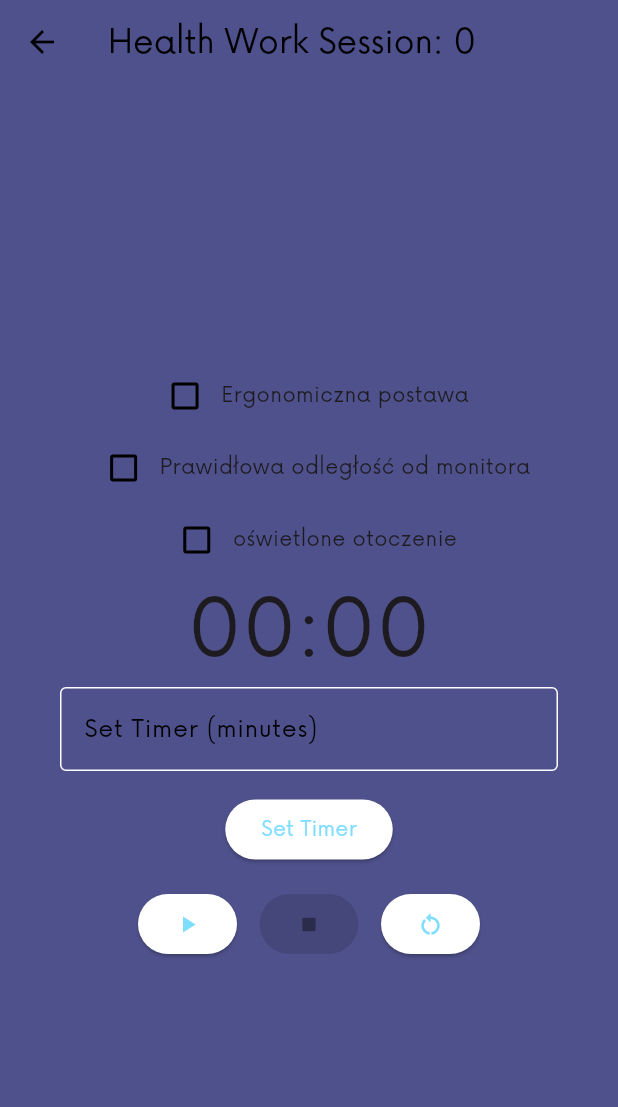
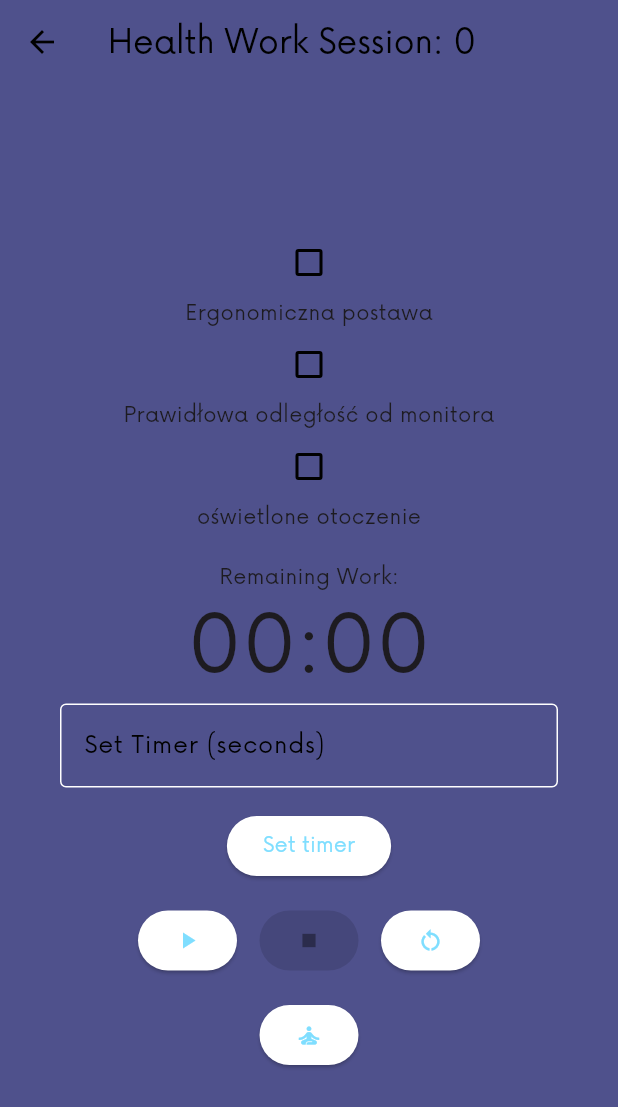
Before and after one commit to Jabrocki/HackYeah, a Flutter app: the WorkPage screen opened directly, after a tap on the "play arrow" icon, on a phone screen of 412 x 824 dp. Shown: the top 1107 px of the screen. Run offline on Flutter 3.47's test engine with Material 3 defaults, Android fonts, the phone set to English and light mode, and no system bars; our stand-ins replace flutter_dotenv; missing offline and left inert: dart:ffi, flutter_popup_card.

Commit message:
general functional update

```diff
--- a/lib/appState/mainAppState.dart
+++ b/lib/appState/mainAppState.dart
@@ -1,4 +1,6 @@
 // ignore_for_file: unused_import, file_names
+
+import 'dart:ffi';
 
 import 'package:flutter/material.dart';
 import 'package:provider/provider.dart';
@@ -97,6 +99,12 @@ class MainAppState extends ChangeNotifier {
   ];
 
 
+  List states = [
+    'Rest',
+    'Work',
+  ];
+
+  int _currentState = 1;
   bool everyBoxChecked = false;
   int settedTime = 0;
   int _remainingTime = 0; // pełny licznik
@@ -104,7 +112,7 @@ class MainAppState extends ChangeNotifier {
   bool _isRunning = false; //sprawdzanie czy timer jest uruchomiony
   int _completedSessions = 0; // licznik sesji pomodoro
 
-
+  String get currentState => states[_currentState];
   int get remainingTime => _remainingTime;
   bool get isRunning => _isRunning;
   int get remainingMinutes => (_remainingTime / 60).floor();
@@ -117,7 +125,6 @@ class MainAppState extends ChangeNotifier {
 }
 
 
-
   void setTimer(int seconds) {
     if (seconds < 0) {
       throw ArgumentError("Time must be non-negative.");
@@ -125,27 +132,34 @@ class MainAppState extends ChangeNotifier {
     else if (_isRunning || !isEveryBoxChecked()) {
       return;
     }
-    settedTime = seconds*60;
+    settedTime = seconds;
     _remainingTime = settedTime;
     notifyListeners();
   }
 
-
-  void startTimer() {
+  void startSession() {
     // Logika odliczania czasu
-    if (_isRunning || !isEveryBoxChecked()) return;
+    if (_isRunning || !isEveryBoxChecked() || remainingTime == 0 || _currentState == 0) return;
 
     _isRunning = true;
     _timer = Timer.periodic(const Duration(seconds: 1), (Timer timer) {
-      if (_remainingTime > 0) {
+      if (_remainingTime > 0 && _currentState == 1) {
         _remainingTime--;
         notifyListeners(); // Notify listeners about the time update
-      } else {
+      } else if (_remainingTime == 0 && _currentState == 1){
+        //start break instruction
+        _currentState = 0;
+        _remainingTime = 5;
+      } else if (_remainingTime > 0 && _currentState == 0) {
+        _remainingTime--;
+        notifyListeners();
+      } else if (_remainingTime == 0 && _currentState == 0){
         _completedSessions++;
-        stopTimer(); // Stop timer when countdown is complete
-        // Here you might want to notify listeners about session completion
-        notifyListeners(); // Notify about completed session
+        _currentState = 1;
+        stopTimer();
+        notifyListeners();
       }
+
     });
   }
 
@@ -196,7 +210,10 @@ class MainAppState extends ChangeNotifier {
   }
 
 
-  //posty
+  void resetSessions() {
+  _completedSessions = 0;
+  notifyListeners();
+}
 
 
 }
--- a/lib/layouts/workPage.dart
+++ b/lib/layouts/workPage.dart
@@ -4,11 +4,8 @@ import 'package:flutter/material.dart';
 import 'package:hackyeah/appState/mainAppState.dart';
 import 'package:provider/provider.dart';
 
-
 class WorkPage extends StatefulWidget {
-  const WorkPage({
-    super.key,
-  });
+  const WorkPage({super.key});
 
   @override
   State<WorkPage> createState() => _WorkPageState();
@@ -30,35 +27,32 @@ Widget build(BuildContext context) {
 
     return Scaffold(
       appBar: AppBar(
-      title: Text(
-          'Health Work Session: ${appState.completedSessions}',
-          ),
-
+        title: Text('Health Work Session: ${appState.completedSessions}'),
       ),
       body: SafeArea(
         child: Center(
           child: Column(
-
             mainAxisAlignment: MainAxisAlignment.center,
             children: [
-            for (int i = 0; i < appState.checkboxes.length; i++)
-              Row(
+              for (int i = 0, l = appState.checkboxes.length; i < l; i++)
+                Column(
                   mainAxisAlignment: MainAxisAlignment.center,
                   children: [
                     Checkbox(
                       value: appState.getCheckboxState(i),
                       onChanged: (bool? newValue) {
-                      appState.changeCheckboxState(i); //zmienia stan checkboxa
-                      setState(() {}); // odświeża UI
-                    }
+                        appState.changeCheckboxState(i); // Zmienia stan checkboxa
+                        setState(() {}); // Odświeża UI
+                      },
                     ),
                     Text(appState.getCheckboxContent(i)),
                   ],
                 ),
-
+              const SizedBox(height: 20),
+              Text('Remaining ${appState.currentState}:'),
               Text(
                 formatTime(appState.remainingTime), // Wyświetlanie czasu
-              style: const TextStyle(fontSize: 52,),
+                style: const TextStyle(fontSize: 52),
               ),
               // Pole do wpisania czasu
               Padding(
@@ -67,40 +61,71 @@ Widget build(BuildContext context) {
                   controller: _timeController,
                   keyboardType: TextInputType.number,
                   decoration: const InputDecoration(
-                  labelText: 'Set Timer (minutes)',
+                    labelText: 'Set Timer (seconds)',
                     border: OutlineInputBorder(),
                   ),
                 ),
               ),
               const SizedBox(height: 15),
-            ElevatedButton(
+              Tooltip(
+                message: 'Click to set the timer',
+                child: ElevatedButton(
                   onPressed: () {
                     final int? inputTime = int.tryParse(_timeController.text);
                     if (inputTime != null) {
-                  appState.setTimer(inputTime); // Zakładając, że masz taką metodę w MainAppState
+                      appState.setTimer(inputTime);
                     }
                   },
-              child: const Text("Set Timer"),
+                  child: const Text("Set timer"),
+                ),
               ),
               const SizedBox(height: 15),
               Row(
                 mainAxisAlignment: MainAxisAlignment.center,
                 children: [
-                ElevatedButton(
-                  onPressed: appState.isRunning ? null : () => appState.startTimer(),
+                  Tooltip(
+                    message: 'Start Timer',
+                    child: ElevatedButton(
+                      onPressed: appState.isRunning ? null : () => appState.startSession(),
                       child: const Icon(Icons.play_arrow),
                     ),
+                  ),
                   const SizedBox(width: 15),
-                ElevatedButton(
+                  Tooltip(
+                    message: 'Stop Timer',
+                    child: ElevatedButton(
                       onPressed: appState.isRunning ? () => appState.stopTimer() : null,
                       child: const Icon(Icons.stop),
                     ),
+                  ),
                   const SizedBox(width: 15),
-                ElevatedButton(
+                  Tooltip(
+
+                    message: 'Reset Timer',
+                    child: ElevatedButton(
                       onPressed: () => appState.resetTimer(),
                       child: const Icon(Icons.restart_alt),
                     ),
+                  ),
                 ],
+              ),
+              const SizedBox(height: 15),
+              Tooltip(
+                message: 'Reset session counter',
+                child: ElevatedButton(
+                  onPressed: () => appState.resetSessions(),
+                  child: const Icon(Icons.self_improvement),
+                ),
+              ),
+              const SizedBox(height: 15),
+              Row(
+                mainAxisAlignment: MainAxisAlignment.center,
+                children: List.generate(appState.completedSessions, (index) {
+                  return const Padding(
+                    padding: EdgeInsets.symmetric(horizontal: 5.0),
+                    child: Icon(Icons.check_circle, color: Colors.green),
+                  );
+                }),
               ),
             ],
           ),
--- a/lib/notion/post.dart
+++ b/lib/notion/post.dart
@@ -8,7 +8,7 @@ class Post {
     required this.userName,
     required this.activity,
     required this.value,
-    required this.likes
+    required this.likes,
   });
 
   factory Post.fromMap(Map<String, dynamic> map) {
```
Also changed, not shown: pubspec.yaml (line endings or trailing spaces). Lines whose indentation alone changed are shown as unchanged.
